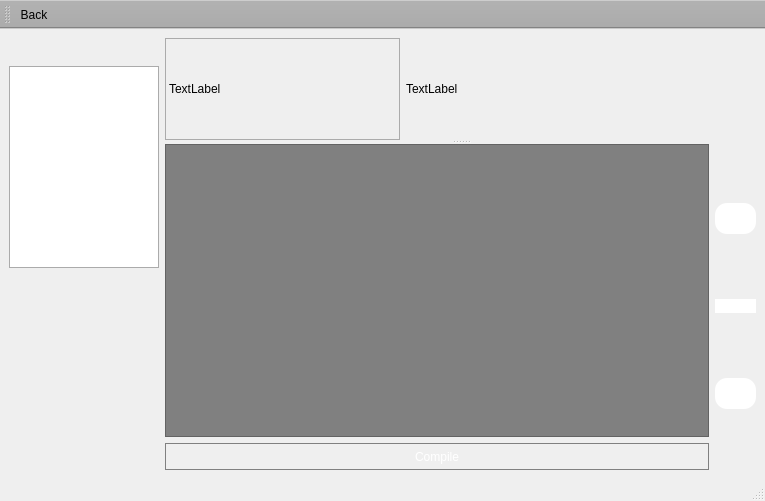
This is constructor.ui in Sapfir0/QT_PROJECT as Qt 5 draws it before an edit. The edited form follows.
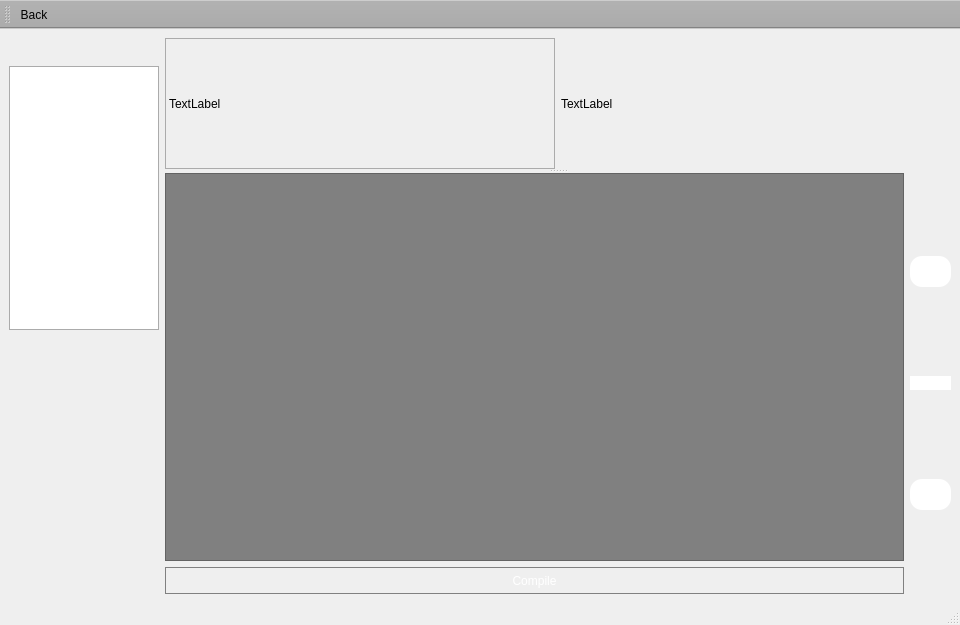
This is the edited form. Icons and pictures are not drawn.

What changed in the file:
```diff
--- a/constructor.ui
+++ b/constructor.ui
@@ -6,8 +6,8 @@
    <rect>
     <x>0</x>
     <y>0</y>
-    <width>765</width>
-    <height>501</height>
+    <width>960</width>
+    <height>625</height>
    </rect>
   </property>
   <property name="windowTitle">
```
Left out of the diff: 2 changed lines with no effect on the pictures.
